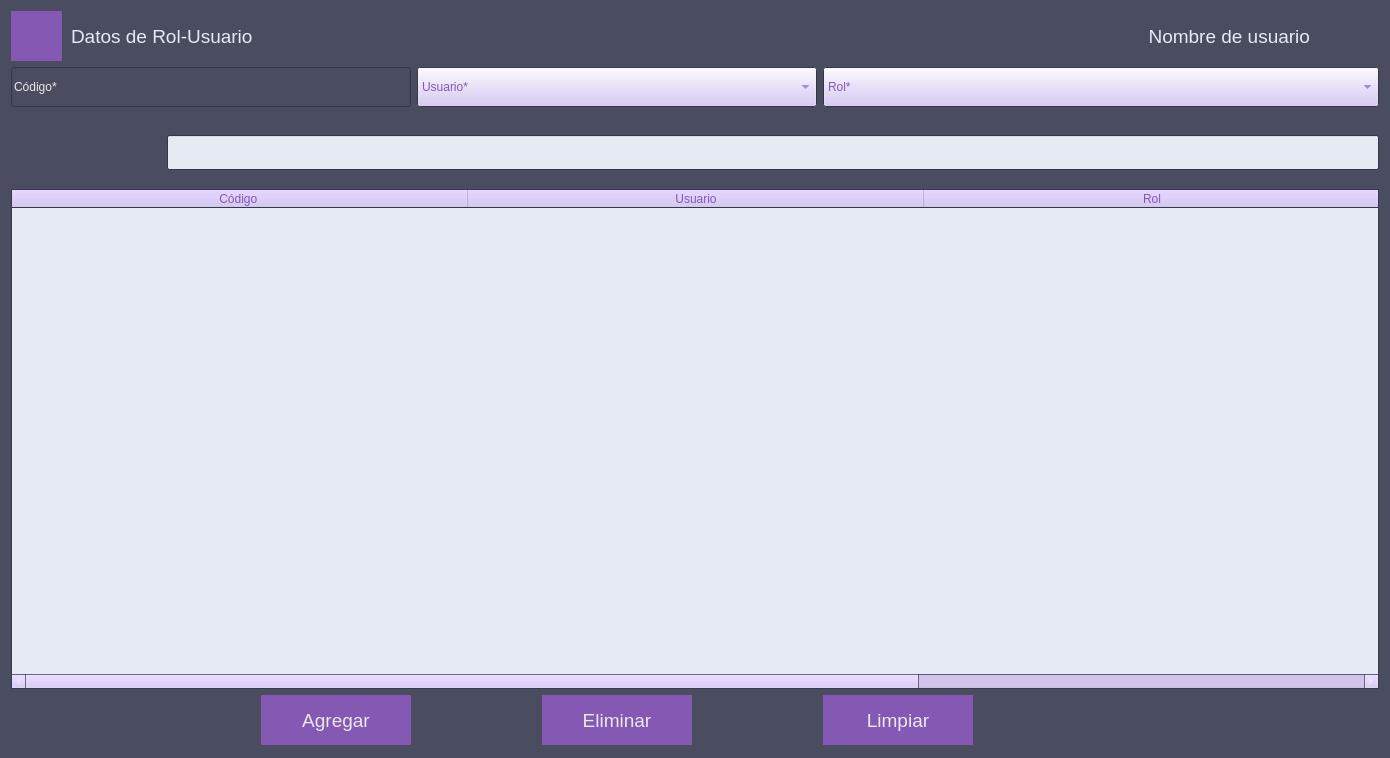
andyy-nr/pda-proyecto, file vistas/UIs/frmRolesUsuario.ui: the form before one commit.
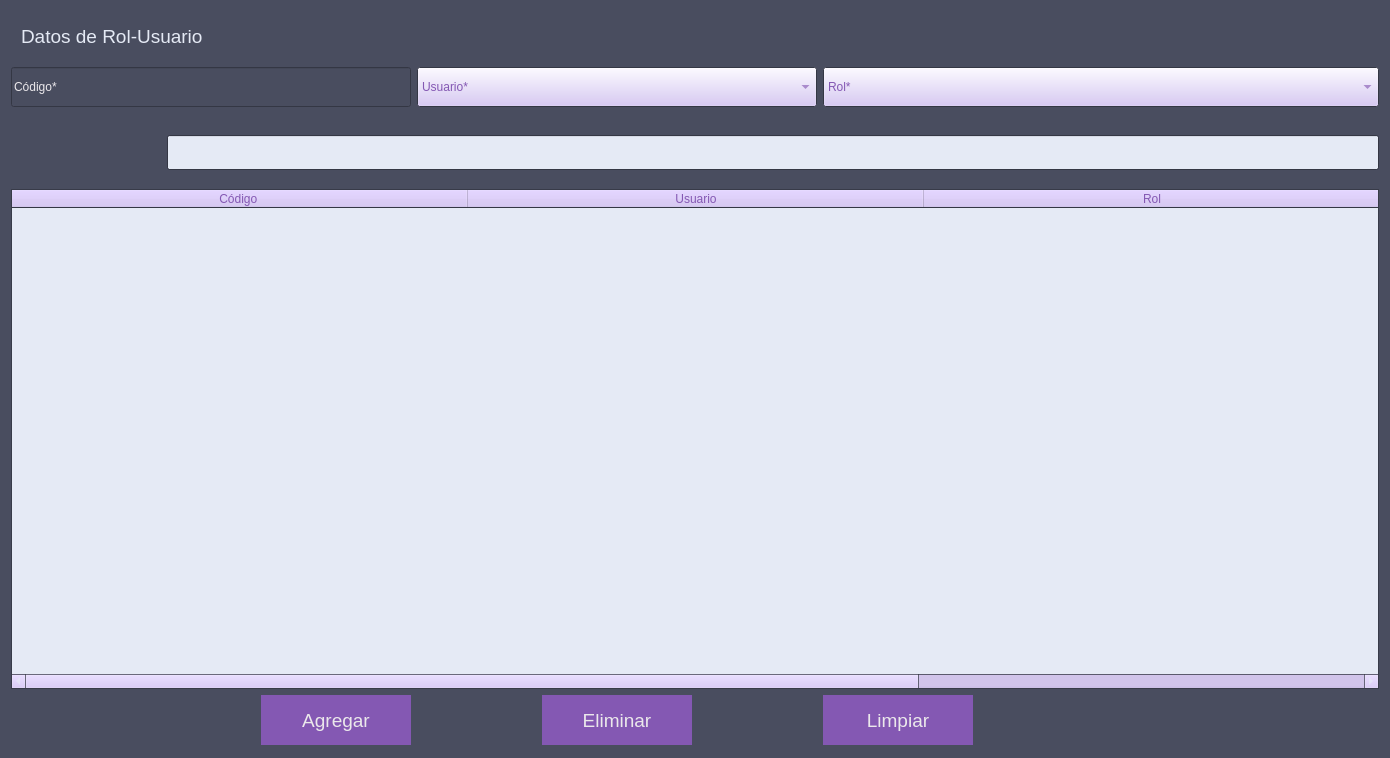
The form after the commit. Icons and pictures are not drawn.

The edit to the form file:
```diff
--- a/vistas/UIs/frmRolesUsuario.ui
+++ b/vistas/UIs/frmRolesUsuario.ui
@@ -380,24 +380,6 @@
        <number>-1</number>
       </property>
      </widget>
-     <widget class="QLabel" name="lbl_nombre_usuario">
-      <property name="geometry">
-       <rect>
-        <x>120</x>
-        <y>10</y>
-        <width>211</width>
-        <height>31</height>
-       </rect>
-      </property>
-      <property name="font">
-       <font>
-        <pointsize>14</pointsize>
-       </font>
-      </property>
-      <property name="text">
-       <string>&lt;html&gt;&lt;head/&gt;&lt;body&gt;&lt;p align=&quot;right&quot;&gt;Nombre de usuario&lt;/p&gt;&lt;/body&gt;&lt;/html&gt;</string>
-      </property>
-     </widget>
     </widget>
    </item>
    <item row="5" column="4">
@@ -716,7 +698,7 @@
      <widget class="QLabel" name="label">
       <property name="geometry">
        <rect>
-        <x>60</x>
+        <x>10</x>
         <y>0</y>
         <width>181</width>
         <height>50</height>
@@ -731,30 +713,6 @@
        <string>Datos de Rol-Usuario</string>
       </property>
      </widget>
-     <widget class="QPushButton" name="btn_regresar">
-      <property name="geometry">
-       <rect>
-        <x>0</x>
-        <y>0</y>
-        <width>51</width>
-        <height>51</height>
-       </rect>
-      </property>
-      <property name="minimumSize">
-       <size>
-        <width>50</width>
-        <height>50</height>
-       </size>
-      </property>
-      <property name="styleSheet">
-       <string notr="true">image: url(:/iconos/Flecha.png);
-border-style: outset;
-background-color: #8458B3;</string>
-      </property>
-      <property name="text">
-       <string/>
-      </property>
-     </widget>
     </widget>
    </item>
   </layout>
```
